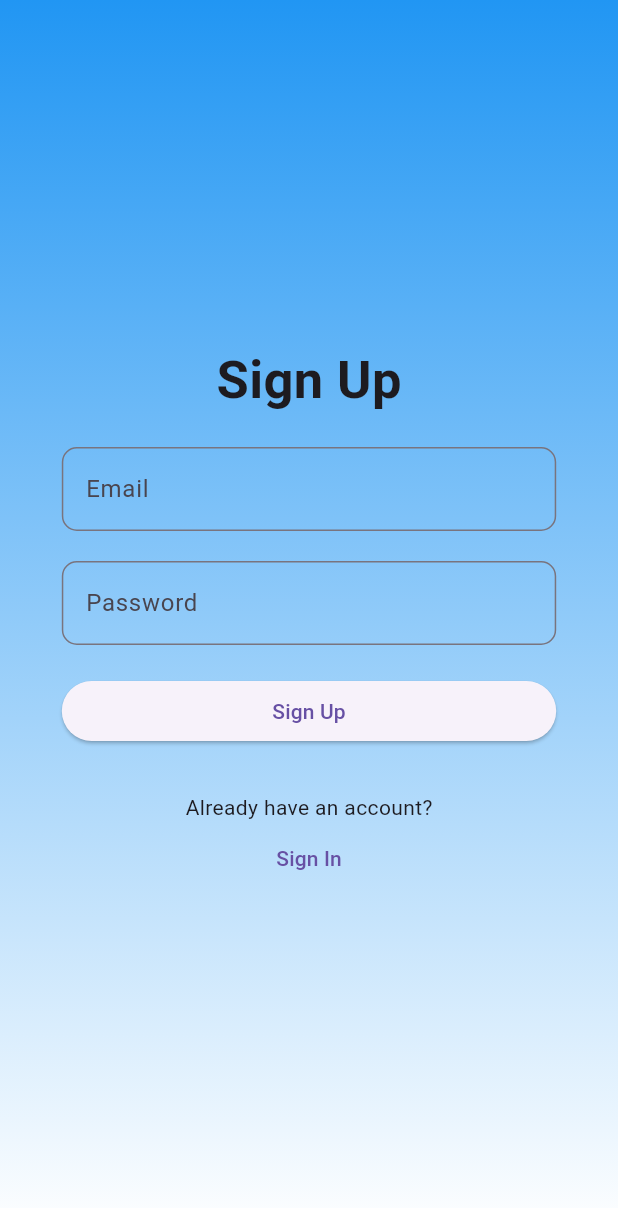
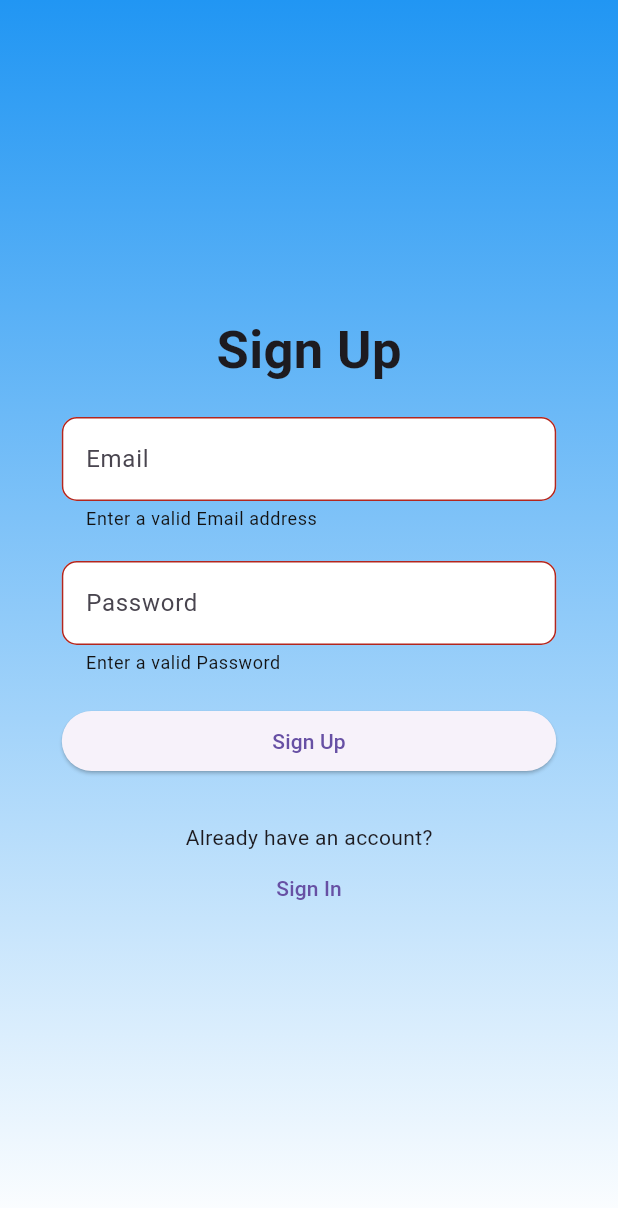
Before and after one commit to MaheenShaikh7/road_safe_app, a Flutter app: the SignUp screen opened directly, after a tap on "Sign Up", on a phone screen of 412 x 824 dp. Shown: the top 1208 px of the screen. Run offline on Flutter 3.47's test engine with Material 3 defaults, Android fonts, the phone set to English and light mode, and no system bars; our stand-ins replace image_picker, location; missing offline and left inert: flutter_vision.

Commit message:
connected the frontend with babckend

```diff
--- /dev/null
+++ b/lib/config.dart
@@ -0,0 +1,5 @@
+final url = 'http://192.168.226.212:3000/';
+
+final registration = url + "registration";
+
+final login = url + 'login';
--- a/lib/sign_up_page.dart
+++ b/lib/sign_up_page.dart
@@ -1,5 +1,8 @@
 import 'package:flutter/material.dart';
 import 'package:road_safe_app/sign_in_page.dart';
+import 'dart:convert';
+import 'package:http/http.dart' as http;
+import 'config.dart';
 
 class SignUp extends StatefulWidget {
   const SignUp({super.key});
@@ -9,6 +12,39 @@ class SignUp extends StatefulWidget {
 }
 
 class _SignUpState extends State<SignUp> {
+
+  TextEditingController emailController = TextEditingController();
+  TextEditingController passwordController = TextEditingController();
+  bool _isNotValidate = false;
+
+  void registerUser() async {
+    if (emailController.text.isNotEmpty && passwordController.text.isNotEmpty) {
+      var regBody = {
+        "email": emailController.text,
+        "password": passwordController.text
+      };
+
+      var response = await http.post(Uri.parse(registration),
+          headers: {"Content-Type": "application/json"},
+          body: jsonEncode(regBody));
+
+      var jsonResponse = jsonDecode(response.body);
+
+      print(jsonResponse['status']);
+
+      if (jsonResponse['status']) {
+        Navigator.push(
+            context, MaterialPageRoute(builder: (context) => SignInPage()));
+      } else {
+        print("Something went wrong!!!");
+      }
+    } else {
+      setState(() {
+        _isNotValidate = true;
+      });
+    }
+  }
+
   @override
   Widget build(BuildContext context) {
     return SafeArea(
@@ -35,7 +71,15 @@ class _SignUpState extends State<SignUp> {
           Container(
             width: MediaQuery.of(context).size.width * 0.8,
             child: TextFormField(
-              decoration: const InputDecoration(
+              controller: emailController,
+              keyboardType: TextInputType.text,
+              decoration: InputDecoration(
+                  filled: true,
+                  fillColor: Colors.white,
+                  errorStyle:
+                      TextStyle(color: const Color.fromARGB(255, 19, 18, 18)),
+                  errorText:
+                      _isNotValidate ? "Enter a valid Email address" : null,
                   hintText: 'Email',
                   border: OutlineInputBorder(
                       borderRadius: BorderRadius.all(Radius.circular(10)))),
@@ -47,7 +91,14 @@ class _SignUpState extends State<SignUp> {
           Container(
             width: MediaQuery.of(context).size.width * 0.8,
             child: TextFormField(
-              decoration: const InputDecoration(
+              controller: passwordController,
+              keyboardType: TextInputType.text,
+              decoration: InputDecoration(
+                  filled: true,
+                  fillColor: Colors.white,
+                  errorStyle:
+                      TextStyle(color: const Color.fromARGB(255, 19, 18, 18)),
+                  errorText: _isNotValidate ? "Enter a valid Password" : null,
                   hintText: 'Password',
                   border: OutlineInputBorder(
                       borderRadius: BorderRadius.all(Radius.circular(10)))),
@@ -59,7 +110,9 @@ class _SignUpState extends State<SignUp> {
           Container(
               width: MediaQuery.of(context).size.width * 0.8,
               child: ElevatedButton(
-                onPressed: () {},
+                onPressed: () {
+                  registerUser();
+                },
                 child: const Text('Sign Up'),
               )),
           const SizedBox(
```
Also changed, not shown: lib/sign_in_page.dart (+46 -8 lines).
